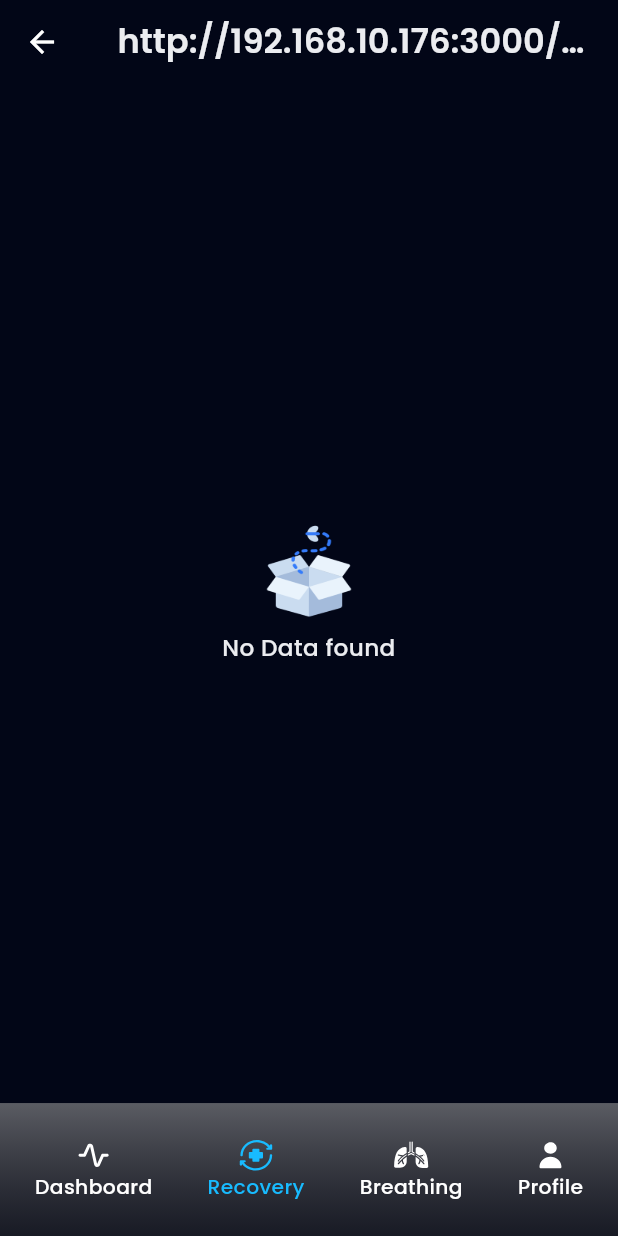
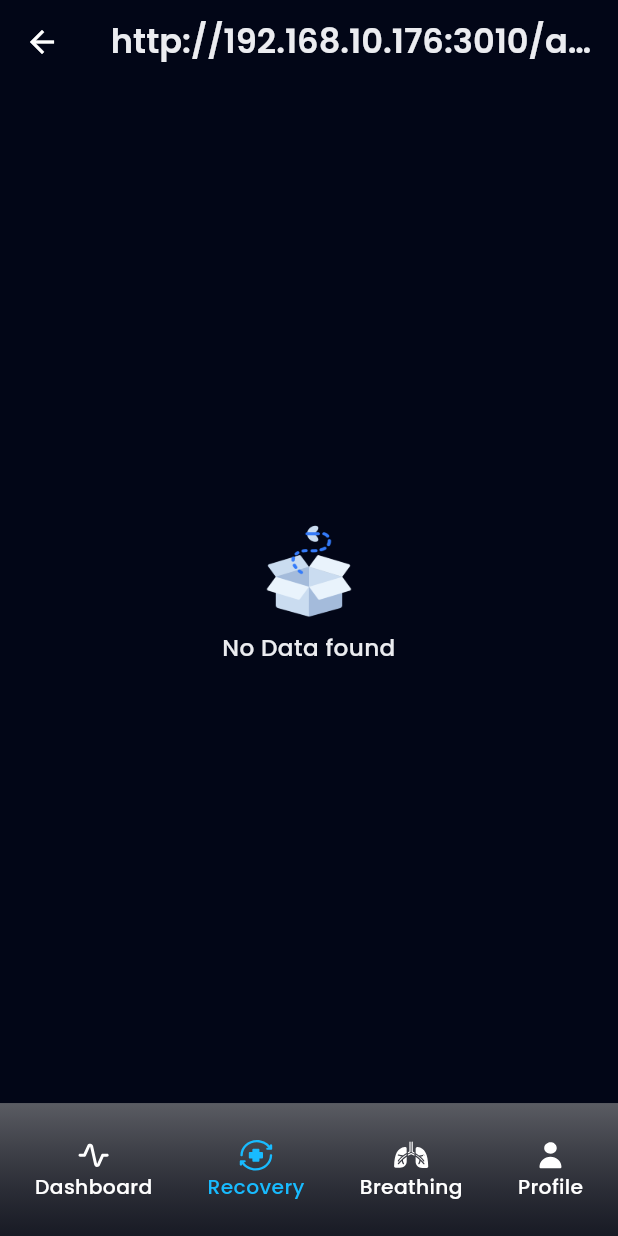
Before and after one commit to bdCalling-Sdt-hub/Vapeless-App, a Flutter app: the NotificationScreen screen opened by its route, on a phone screen of 412 x 824 dp. Run offline on Flutter 3.47's test engine with Material 3 defaults, Android fonts, the phone set to English and light mode, and no system bars; our stand-ins replace cached_network_image, carousel_slider, fl_chart, flutter_html, flutter_local_notifications, flutter_rating_bar and 10 more; missing offline and left inert: flutter_stripe, linear_progress_bar; accounts and stored records are empty; network calls fail.

Commit message:
improve code

```diff
--- a/lib/main.dart
+++ b/lib/main.dart
@@ -2,8 +2,6 @@
 import 'package:flutter_screenutil/flutter_screenutil.dart';
 import 'package:flutter_stripe/flutter_stripe.dart';
 import 'package:get/get.dart';
-import 'package:vapeless/services/api_service.dart';
-import 'package:vapeless/utils/app_url.dart';
 import 'package:vapeless/utils/payment_key.dart';
 import 'helpers/app_routes.dart';
 import 'helpers/dependency_injection.dart';
--- a/lib/utils/app_url.dart
+++ b/lib/utils/app_url.dart
@@ -1,6 +1,6 @@
 class AppUrls {
-  static const baseUrl = "http://192.168.10.176:3000/api/v1";
-  static const imageUrl = "http://192.168.10.176:3000";
+  static const baseUrl = "http://192.168.10.176:3010/api/v1";
+  static const imageUrl = "http://192.168.10.176:3010";
   static const socketUrl = "http://192.168.10.176:3001";
 
 
```
